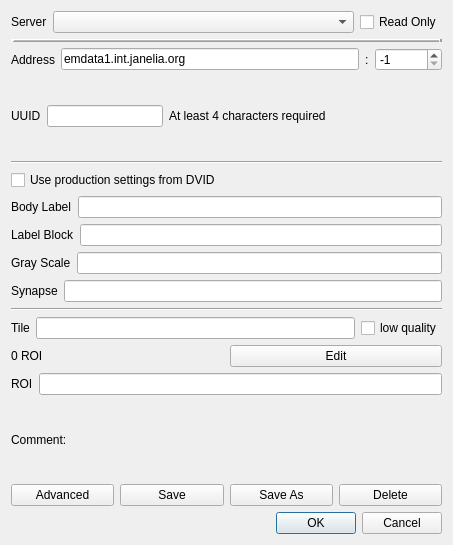
Before: the Qt Designer form neurolabi/gui/dialogs/zdviddialog.ui in janelia-flyem/NeuTu, drawn with Qt 5.
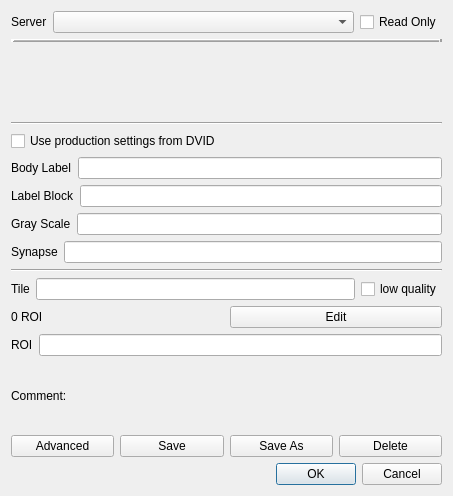
After: the same form once the commit is applied. Custom widgets are drawn as their Qt base class.

Commit message: add dvid source widget

Patch:
```diff
--- a/neurolabi/gui/dialogs/zdviddialog.ui
+++ b/neurolabi/gui/dialogs/zdviddialog.ui
@@ -7,7 +7,7 @@
     <x>0</x>
     <y>0</y>
     <width>453</width>
-    <height>545</height>
+    <height>496</height>
    </rect>
   </property>
   <property name="sizePolicy">
@@ -65,83 +65,7 @@
     </widget>
    </item>
    <item>
-    <layout class="QHBoxLayout" name="horizontalLayout">
-     <item>
-      <widget class="QLabel" name="label">
-       <property name="text">
-        <string>Address</string>
-       </property>
-      </widget>
-     </item>
-     <item>
-      <widget class="QLineEdit" name="addressLineEdit">
-       <property name="text">
-        <string>emdata1.int.janelia.org</string>
-       </property>
-      </widget>
-     </item>
-     <item>
-      <widget class="QLabel" name="label_2">
-       <property name="text">
-        <string>:</string>
-       </property>
-      </widget>
-     </item>
-     <item>
-      <widget class="QSpinBox" name="portSpinBox">
-       <property name="toolTip">
-        <string>Port of the server (-1 means default)</string>
-       </property>
-       <property name="minimum">
-        <number>-1</number>
-       </property>
-       <property name="maximum">
-        <number>999999</number>
-       </property>
-       <property name="value">
-        <number>-1</number>
-       </property>
-      </widget>
-     </item>
-    </layout>
-   </item>
-   <item>
-    <layout class="QHBoxLayout" name="horizontalLayout_3">
-     <item>
-      <widget class="QLabel" name="label_3">
-       <property name="text">
-        <string>UUID</string>
-       </property>
-      </widget>
-     </item>
-     <item>
-      <widget class="QLineEdit" name="uuidLineEdit">
-       <property name="text">
-        <string/>
-       </property>
-      </widget>
-     </item>
-     <item>
-      <widget class="QLabel" name="label_12">
-       <property name="text">
-        <string>At least 4 characters required</string>
-       </property>
-      </widget>
-     </item>
-     <item>
-      <spacer name="horizontalSpacer_2">
-       <property name="orientation">
-        <enum>Qt::Horizontal</enum>
-       </property>
-       <property name="sizeHint" stdset="0">
-        <size>
-         <width>40</width>
-         <height>20</height>
-        </size>
-       </property>
-      </spacer>
-     </item>
-    </layout>
+    <widget class="ZDvidSourceWidget" name="dvidSourceWidget" native="true"/>
    </item>
    <item>
     <widget class="Line" name="line_2">
@@ -361,6 +285,14 @@
    </item>
   </layout>
  </widget>
+ <customwidgets>
+  <customwidget>
+   <class>ZDvidSourceWidget</class>
+   <extends>QWidget</extends>
+   <header location="global">widgets/zdvidsourcewidget.h</header>
+   <container>1</container>
+  </customwidget>
+ </customwidgets>
  <resources/>
  <connections>
   <connection>
```
The commit also changes 5 other files.
